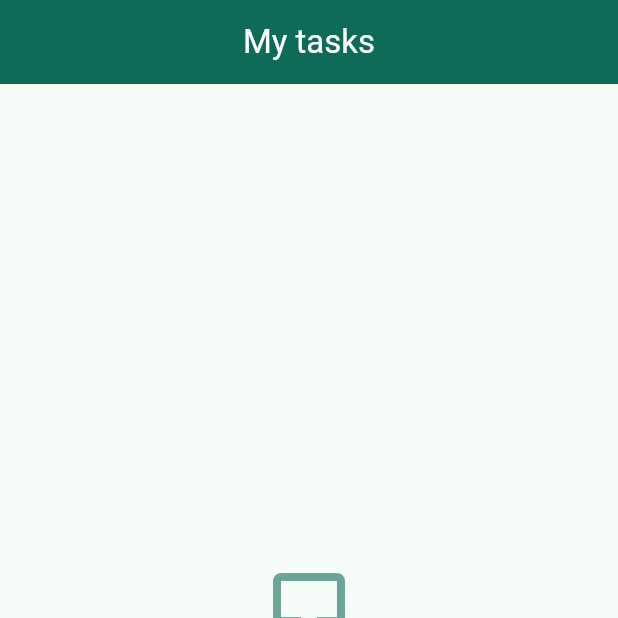
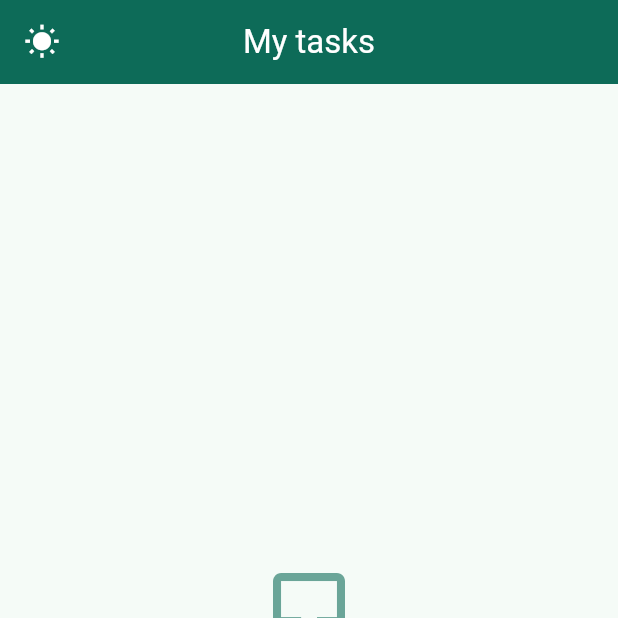
Before and after one commit to pierre-juarez/to-do-firestore, a Flutter app: the screen it shows after launch, on a phone screen of 412 x 824 dp, the top half of it. Run offline on Flutter 3.47's test engine with Material 3 defaults, Android fonts, the light colour scheme and no system bars; our stand-ins replace cloud_firestore, device_preview, firebase_core, logger; accounts and stored records are empty.

Commit message:
[feat] - Change of theme, ligth/dark mode

```diff
--- a/lib/main.dart
+++ b/lib/main.dart
@@ -19,17 +19,38 @@
   );
 }
 
-class MyApp extends StatelessWidget {
+class MyApp extends StatefulWidget {
   const MyApp({super.key});
+
+  @override
+  State<MyApp> createState() => _MyAppState();
+}
+
+class _MyAppState extends State<MyApp> {
+  ThemeMode _themeMode = ThemeMode.light;
+
+  void _toggleTheme() {
+    setState(() {
+      _themeMode = _themeMode == ThemeMode.light ? ThemeMode.dark : ThemeMode.light;
+    });
+  }
 
   // This widget is the root of your application.
   @override
   Widget build(BuildContext context) {
     return MaterialApp(
-      debugShowCheckedModeBanner: false,
+      debugShowCheckedModeBanner: kDebugMode,
+      theme: ThemeData(
+        colorScheme: ColorScheme.fromSeed(seedColor: Colors.tealAccent, brightness: Brightness.light),
+        useMaterial3: true,
+      ),
+      darkTheme: ThemeData(
+        colorScheme: ColorScheme.fromSeed(seedColor: Colors.tealAccent, brightness: Brightness.dark),
+        useMaterial3: true,
+      ),
+      themeMode: _themeMode,
       title: 'NowTask',
-      theme: ThemeData(colorScheme: ColorScheme.fromSeed(seedColor: Colors.tealAccent), useMaterial3: true),
-      home: const HomeScreen(),
+      home: HomeScreen(onToggleTheme: _toggleTheme, isDark: _themeMode == ThemeMode.dark),
     );
   }
 }
--- a/lib/screens/home_screen.dart
+++ b/lib/screens/home_screen.dart
@@ -10,7 +10,10 @@ import 'package:nowtask/widgets/empty_state.dart';
 import 'package:nowtask/widgets/task_item.dart';
 
 class HomeScreen extends StatelessWidget {
-  const HomeScreen({super.key});
+  const HomeScreen({super.key, required this.onToggleTheme, required this.isDark});
+
+  final VoidCallback onToggleTheme;
+  final bool isDark;
 
   @override
   Widget build(BuildContext context) {
@@ -28,6 +31,7 @@ class HomeScreen extends StatelessWidget {
 
     return Scaffold(
       appBar: AppBar(
+        leading: IconButton(onPressed: onToggleTheme, icon: Icon(isDark ? Icons.nightlight_round : Icons.wb_sunny)),
         title: const Text('My tasks'),
         centerTitle: true,
         elevation: 0,
```
